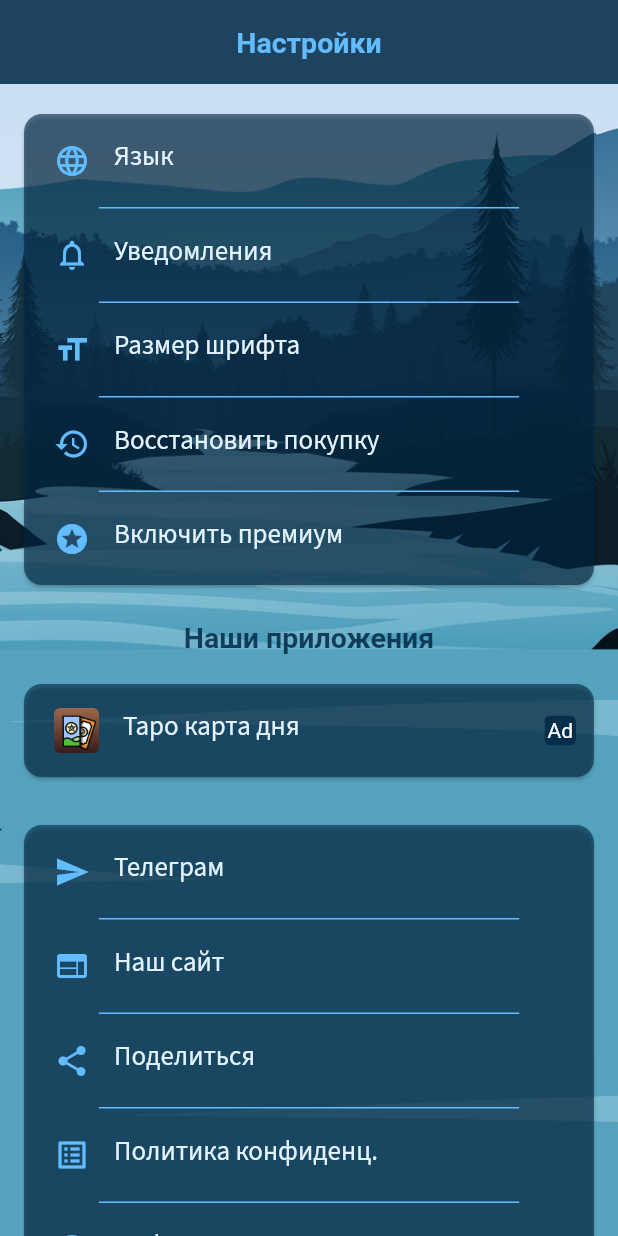
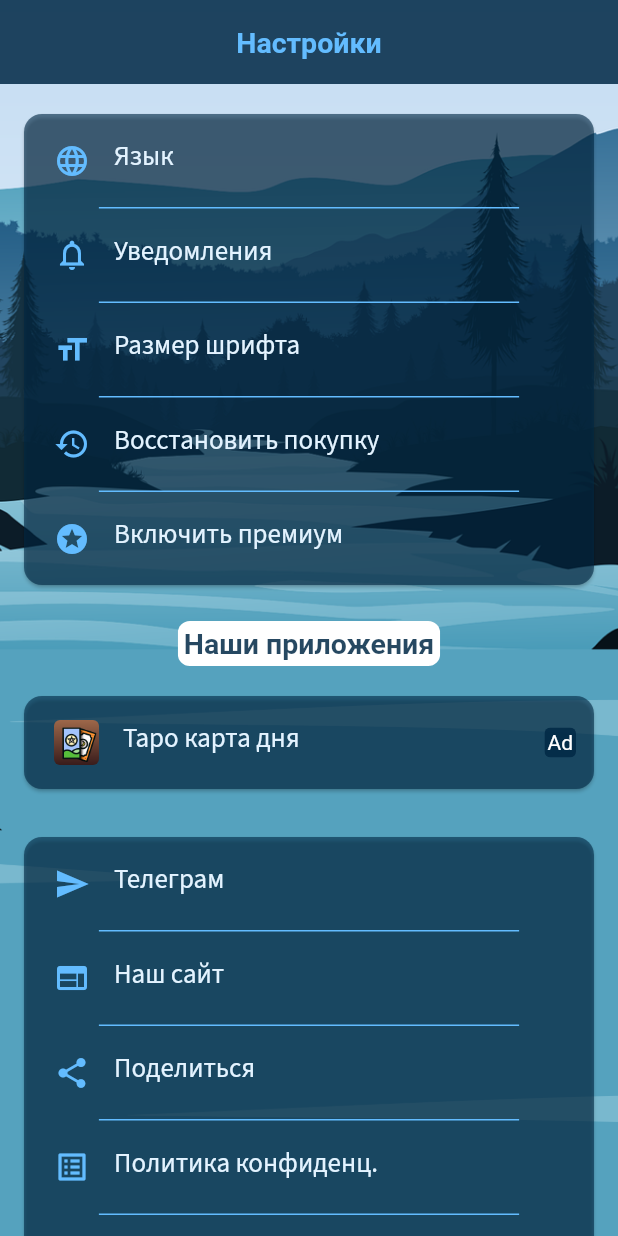
Before and after one commit to roma7481/rune_of_the_day, a Flutter app: the SettingsPage screen opened directly, on a phone screen of 412 x 824 dp. Run offline on Flutter 3.47's test engine with Material 2 defaults, Android fonts, the phone set to English and light mode, and no system bars; our stand-ins replace auto_size_text, bloc, floor, flutter_bloc, flutter_datetime_picker, flutter_local_notifications and 13 more; missing offline and left inert: flutter_funding_choices, nuts_activity_indicator; accounts and stored records are empty; generated files the repository leaves out were written again; Roboto replaces fonts that are missing (Philosopher).

Commit message:
set colors

```diff
--- a/lib/app/presentation/pages/settings/settings_page.dart
+++ b/lib/app/presentation/pages/settings/settings_page.dart
@@ -84,9 +84,18 @@ class SettingsPage extends StatelessWidget {
 
     return Column(
       children: [
-        Text(
-          globals.Globals.instance.getLanguage().moreApps,
-          style: moreAppsTextStyle,
+        ClipRRect(
+          borderRadius: BorderRadius.circular(8.0),
+          child: Container(
+            color: Colors.white,
+            child: Padding(
+              padding: const EdgeInsets.all(4.0),
+              child: Text(
+                globals.Globals.instance.getLanguage().moreApps,
+                style: moreAppsTextStyle,
+              ),
+            ),
+          ),
         ),
         Padding(
           padding: const EdgeInsets.only(top: 16.0),
```
